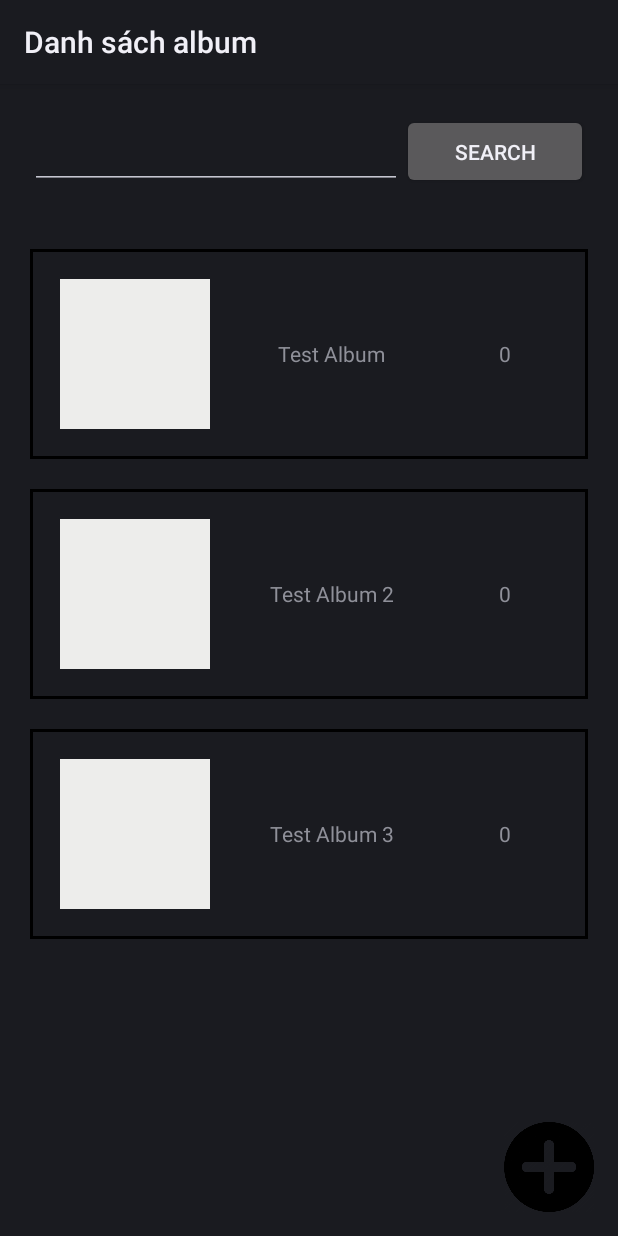
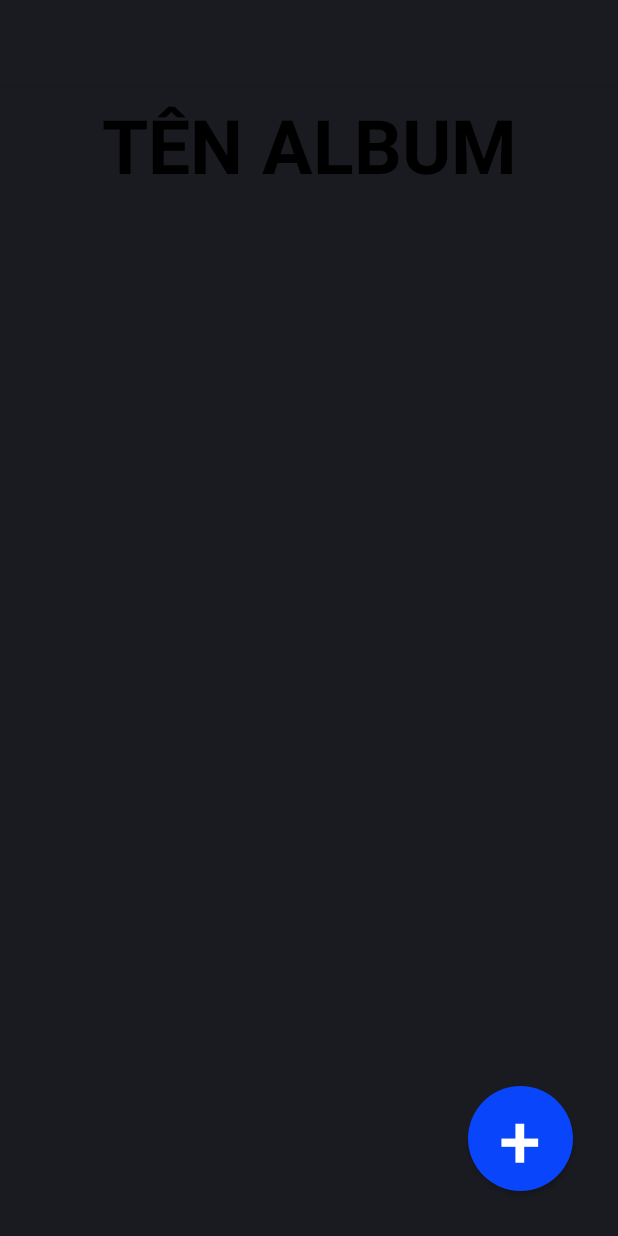
Before and after one commit to buidohuy99/Android-Development-Photo-Album, an Android app: the screen it shows after launch (HomeActivity before the commit, AlbumActivity after it), after a tap on "Test Album", on a phone screen of 412 x 824 dp. Run offline under Robolectric (Android 15) with nearby library versions, the phone set to English and light mode, and no system bars.

Commit message:
fix bug complete

```diff
--- a/app/src/main/AndroidManifest.xml
+++ b/app/src/main/AndroidManifest.xml
@@ -1,7 +1,7 @@
 <?xml version="1.0" encoding="utf-8"?>
 <manifest xmlns:android="http://schemas.android.com/apk/res/android"
     package="com.example.myalbum">
-
+    <uses-permission android:name="android.permission.READ_EXTERNAL_STORAGE" />
     <application
         android:allowBackup="true"
         android:icon="@mipmap/ic_launcher"
@@ -26,7 +26,7 @@
                 android:name="android.support.PARENT_ACTIVITY"
                 android:value="com.example.myalbum.AlbumsActivity.HomeActivity" />
         </activity>
-
+        <activity android:name=".AlbumsActivity.AlbumActivity" />
     </application>
 
 </manifest>
--- a/app/src/main/java/com/example/myalbum/AlbumsActivity/HomeActivity.java
+++ b/app/src/main/java/com/example/myalbum/AlbumsActivity/HomeActivity.java
@@ -6,6 +6,7 @@ import android.os.Bundle;
 import android.os.Handler;
 import android.os.Message;
 import android.view.View;
+import android.widget.AdapterView;
 import android.widget.ArrayAdapter;
 import android.widget.AutoCompleteTextView;
 import android.widget.Button;
@@ -195,7 +196,16 @@ public class HomeActivity extends Activity implements ActivityCallBacks {
         searchButton.setOnClickListener(searchButton_OnClick);
 
             //Album List
-        albumList.setOnItemClickListener(UtilityListeners.listView_OnItemClick_ClearFocus(HomeActivity.this));
+        albumList.setOnItemClickListener(new AdapterView.OnItemClickListener() {
+            @Override
+            public void onItemClick(AdapterView<?> adapterView, View view, int i, long l) {
+                Intent newActivity = new Intent(HomeActivity.this, AlbumActivity.class);
+
+                newActivity.putExtra("AutoComplete", hint);
+                loadingCir.setVisibility(View.INVISIBLE);
+                startActivity(newActivity);
+            }
+        });
 
     }
 
```
